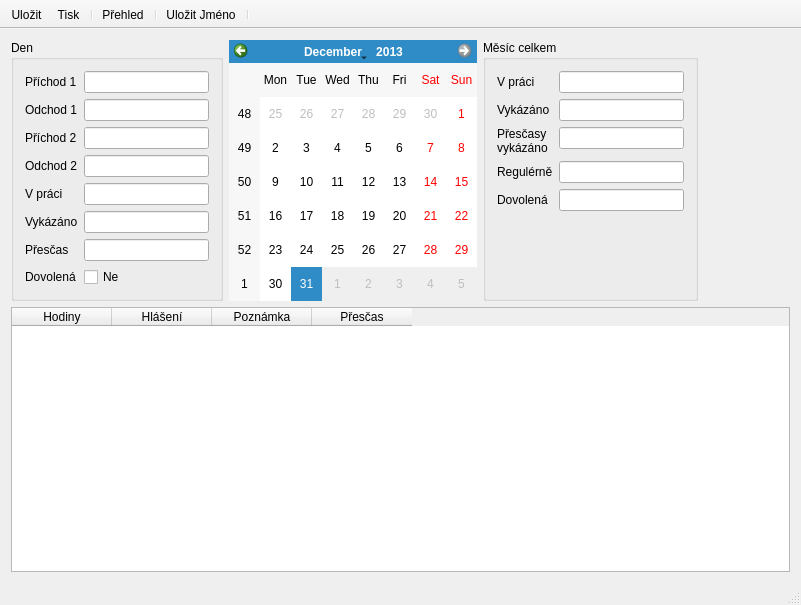
kubanecxxx/dochazka, file mainwindow.ui: the form before one commit.
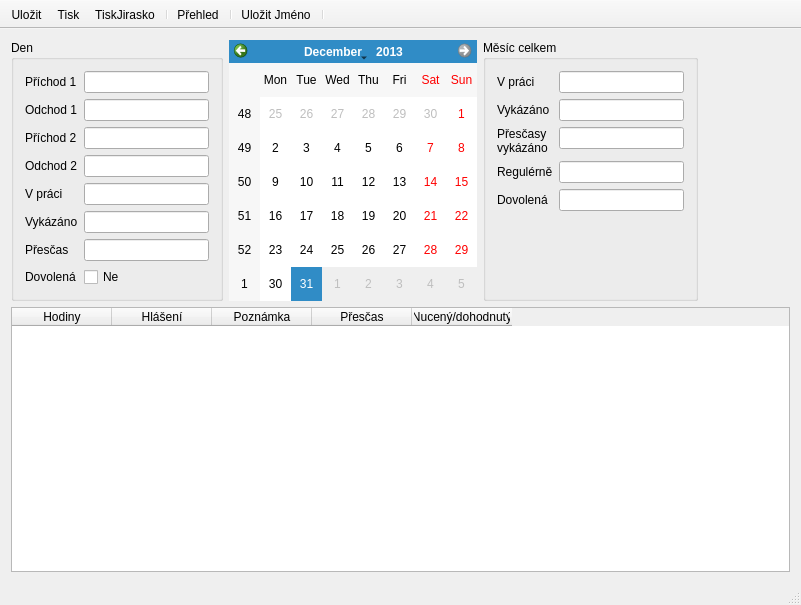
The form after the commit.

What changed in the file:
```diff
--- a/mainwindow.ui
+++ b/mainwindow.ui
@@ -296,7 +296,7 @@
        <number>0</number>
       </property>
       <property name="columnCount">
-       <number>4</number>
+       <number>5</number>
       </property>
       <column>
        <property name="text">
@@ -318,6 +318,11 @@
         <string>Přesčas</string>
        </property>
       </column>
+      <column>
+       <property name="text">
+        <string>Nucený/dohodnutý</string>
+       </property>
+      </column>
      </widget>
     </item>
    </layout>
@@ -348,6 +353,7 @@
    </attribute>
    <addaction name="actionSave"/>
    <addaction name="actionPrint"/>
+   <addaction name="actionTiskJirasko"/>
    <addaction name="separator"/>
    <addaction name="actionPrehled"/>
    <addaction name="separator"/>
@@ -380,6 +386,14 @@
     <string>Uložit Jméno...</string>
    </property>
   </action>
+  <action name="actionTiskJirasko">
+   <property name="text">
+    <string>TiskJirasko</string>
+   </property>
+   <property name="toolTip">
+    <string>Tisk Jirásko</string>
+   </property>
+  </action>
  </widget>
  <layoutdefault spacing="6" margin="11"/>
  <resources/>
```
